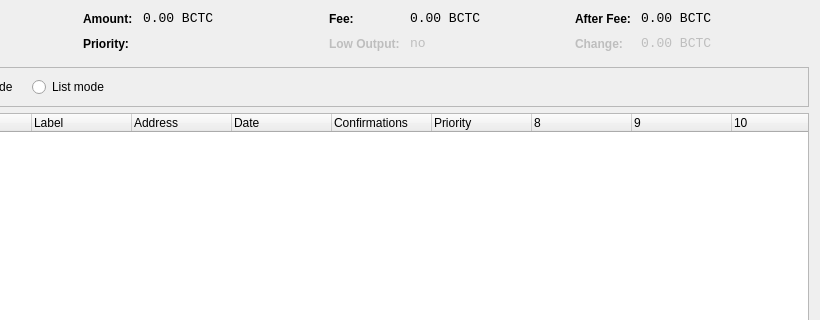
The window that src/qt/forms/coincontroldialog.ui (May5thg/Inter) describes before a commit, drawn with Qt 5; both pictures show x 180 to 1000 and y 0 to 320 of the 1000 by 500 pixel window.
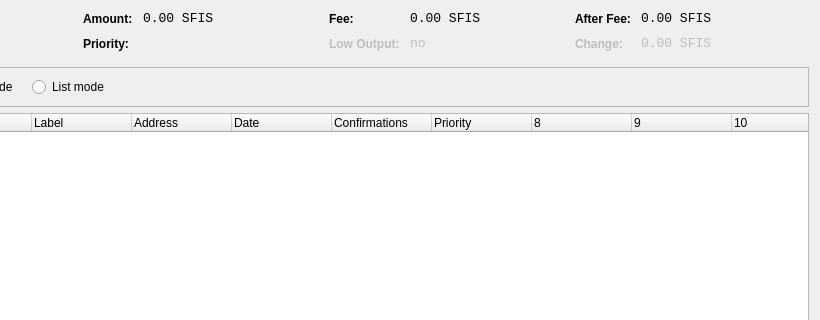
The same window after the commit. Custom widgets are drawn as their Qt base class.

```diff
--- a/src/qt/forms/coincontroldialog.ui
+++ b/src/qt/forms/coincontroldialog.ui
@@ -141,7 +141,7 @@
           <enum>Qt::ActionsContextMenu</enum>
          </property>
          <property name="text">
-          <string>0.00 BCTC</string>
+          <string>0.00 SFIS</string>
          </property>
          <property name="textInteractionFlags">
           <set>Qt::LinksAccessibleByMouse|Qt::TextSelectableByKeyboard|Qt::TextSelectableByMouse</set>
@@ -221,7 +221,7 @@
           <enum>Qt::ActionsContextMenu</enum>
          </property>
          <property name="text">
-          <string>0.00 BCTC</string>
+          <string>0.00 SFIS</string>
          </property>
          <property name="textInteractionFlags">
           <set>Qt::LinksAccessibleByMouse|Qt::TextSelectableByKeyboard|Qt::TextSelectableByMouse</set>
@@ -307,7 +307,7 @@
           <enum>Qt::ActionsContextMenu</enum>
          </property>
          <property name="text">
-          <string>0.00 BCTC</string>
+          <string>0.00 SFIS</string>
          </property>
          <property name="textInteractionFlags">
           <set>Qt::LinksAccessibleByMouse|Qt::TextSelectableByKeyboard|Qt::TextSelectableByMouse</set>
@@ -345,7 +345,7 @@
           <enum>Qt::ActionsContextMenu</enum>
          </property>
          <property name="text">
-          <string>0.00 BCTC</string>
+          <string>0.00 SFIS</string>
          </property>
          <property name="textInteractionFlags">
           <set>Qt::LinksAccessibleByMouse|Qt::TextSelectableByKeyboard|Qt::TextSelectableByMouse</set>
```
